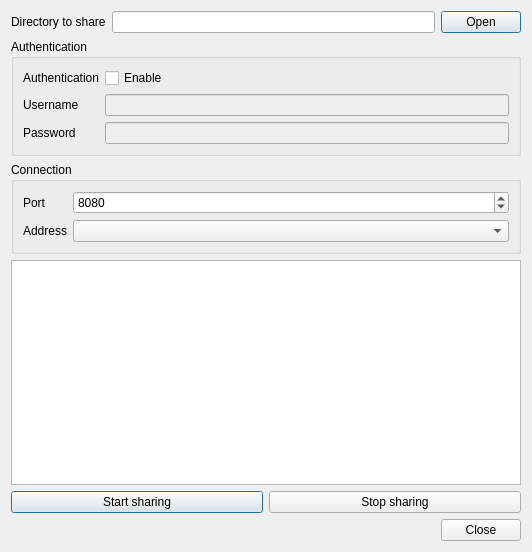
The window that qweborf/main.ui (ltworf/weborf) describes before a commit, drawn with Qt 5.
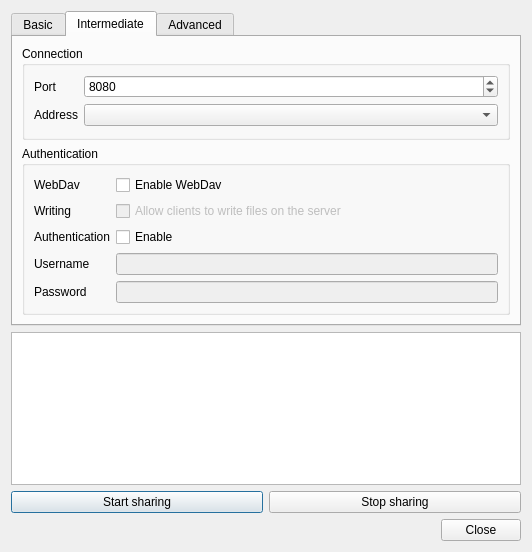
The same window after the commit. The open tabs and pages were chosen to show the change.

Commit message: - Improved GUI - More options - Options passing - Runner for weborf

What changed in the file:
```diff
--- a/qweborf/main.ui
+++ b/qweborf/main.ui
@@ -15,6 +15,16 @@
   </property>
   <layout class="QVBoxLayout" name="verticalLayout_2">
    <item>
+    <widget class="QTabWidget" name="tabWidget">
+     <property name="currentIndex">
+      <number>0</number>
+     </property>
+     <widget class="QWidget" name="tab">
+      <attribute name="title">
+       <string>Basic</string>
+      </attribute>
+      <layout class="QVBoxLayout" name="verticalLayout_3">
+       <item>
     <layout class="QFormLayout" name="formLayout_2">
      <item row="0" column="0">
       <widget class="QLabel" name="label_4">
@@ -49,6 +59,56 @@
      </item>
     </layout>
    </item>
+      </layout>
+     </widget>
+     <widget class="QWidget" name="tab_2">
+      <attribute name="title">
+       <string>Intermediate</string>
+      </attribute>
+      <layout class="QVBoxLayout" name="verticalLayout_4">
+       <item>
+        <widget class="QGroupBox" name="groupBox_2">
+         <property name="title">
+          <string>Connection</string>
+         </property>
+         <layout class="QFormLayout" name="formLayout_3">
+          <item row="0" column="0">
+           <widget class="QLabel" name="label_5">
+            <property name="text">
+             <string>Port</string>
+            </property>
+           </widget>
+          </item>
+          <item row="0" column="1">
+           <widget class="QSpinBox" name="spinPort">
+            <property name="toolTip">
+             <string>Select the port. It must be free and not blocked by a firewall.</string>
+            </property>
+            <property name="maximum">
+             <number>65536</number>
+            </property>
+            <property name="value">
+             <number>8080</number>
+            </property>
+           </widget>
+          </item>
+          <item row="1" column="0">
+           <widget class="QLabel" name="label_6">
+            <property name="text">
+             <string>Address</string>
+            </property>
+           </widget>
+          </item>
+          <item row="1" column="1">
+           <widget class="QComboBox" name="cmbAddress">
+            <property name="toolTip">
+             <string>Select the IP address to bind. Leave the default value if you don't know what this means.</string>
+            </property>
+           </widget>
+          </item>
+         </layout>
+        </widget>
+       </item>
    <item>
     <widget class="QGroupBox" name="groupBox">
      <property name="title">
@@ -61,6 +121,30 @@
          <enum>QFormLayout::ExpandingFieldsGrow</enum>
         </property>
         <item row="0" column="0">
+             <widget class="QLabel" name="label_8">
+              <property name="text">
+               <string>WebDav</string>
+              </property>
+             </widget>
+            </item>
+            <item row="0" column="1">
+             <widget class="QCheckBox" name="chkDav">
+              <property name="toolTip">
+               <string>If checked, clients will be able to mount the shared directory as a DAV share.</string>
+              </property>
+              <property name="text">
+               <string>Enable WebDav</string>
+              </property>
+             </widget>
+            </item>
+            <item row="1" column="0">
+             <widget class="QLabel" name="label_9">
+              <property name="text">
+               <string>Writing</string>
+              </property>
+             </widget>
+            </item>
+            <item row="2" column="0">
          <widget class="QLabel" name="label">
           <property name="text">
            <string>Authentication</string>
@@ -70,21 +154,21 @@
           </property>
          </widget>
         </item>
-        <item row="0" column="1">
-         <widget class="QCheckBox" name="checkBox">
+            <item row="2" column="1">
+             <widget class="QCheckBox" name="chkEnableAuth">
           <property name="text">
            <string>Enable</string>
           </property>
          </widget>
         </item>
-        <item row="1" column="0">
+            <item row="3" column="0">
          <widget class="QLabel" name="label_2">
           <property name="text">
            <string>Username</string>
           </property>
          </widget>
         </item>
-        <item row="1" column="1">
+            <item row="3" column="1">
          <widget class="QLineEdit" name="txtUsername">
           <property name="enabled">
            <bool>false</bool>
@@ -94,14 +178,14 @@
           </property>
          </widget>
         </item>
-        <item row="2" column="0">
+            <item row="4" column="0">
          <widget class="QLabel" name="label_3">
           <property name="text">
            <string>Password</string>
           </property>
          </widget>
         </item>
-        <item row="2" column="1">
+            <item row="4" column="1">
          <widget class="QLineEdit" name="txtPassword">
           <property name="enabled">
            <bool>false</bool>
@@ -114,56 +198,54 @@
           </property>
          </widget>
         </item>
-       </layout>
-      </item>
-     </layout>
-    </widget>
-   </item>
-   <item>
-    <widget class="QGroupBox" name="groupBox_2">
-     <property name="title">
-      <string>Connection</string>
-     </property>
-     <layout class="QFormLayout" name="formLayout_3">
-      <item row="0" column="0">
-       <widget class="QLabel" name="label_5">
-        <property name="text">
-         <string>Port</string>
-        </property>
-       </widget>
-      </item>
-      <item row="0" column="1">
-       <widget class="QSpinBox" name="spinPort">
-        <property name="toolTip">
-         <string>Select the port. It must be free and not blocked by a firewall.</string>
-        </property>
-        <property name="maximum">
-         <number>65536</number>
-        </property>
-        <property name="value">
-         <number>8080</number>
-        </property>
-       </widget>
-      </item>
-      <item row="1" column="0">
-       <widget class="QLabel" name="label_6">
-        <property name="text">
-         <string>Address</string>
-        </property>
-       </widget>
-      </item>
       <item row="1" column="1">
-       <widget class="QComboBox" name="cmbAddress">
+             <widget class="QCheckBox" name="chkWrite">
+              <property name="enabled">
+               <bool>false</bool>
+              </property>
         <property name="toolTip">
-         <string>Select the IP address to bind. Leave the default value if you don't know what this means.</string>
-        </property>
+               <string>If checked, clients will be able to create directories and write file on the server.</string>
+              </property>
+              <property name="text">
+               <string>Allow clients to write files on the server</string>
+              </property>
        </widget>
       </item>
      </layout>
-    </widget>
-   </item>
+          </item>
+         </layout>
+        </widget>
+       </item>
+      </layout>
+     </widget>
+     <widget class="QWidget" name="tab_3">
+      <attribute name="title">
+       <string>Advanced</string>
+      </attribute>
+      <layout class="QVBoxLayout" name="verticalLayout_5">
    <item>
-    <widget class="QPlainTextEdit" name="txtLog"/>
+        <widget class="QLabel" name="label_7">
+         <property name="text">
+          <string>Advanced users are supposed to use the terminal</string>
+         </property>
+        </widget>
+       </item>
+      </layout>
+     </widget>
+    </widget>
+   </item>
+   <item>
+    <widget class="QPlainTextEdit" name="txtLog">
+     <property name="font">
+      <font>
+       <family>DejaVu Sans Mono</family>
+       <pointsize>10</pointsize>
+      </font>
+     </property>
+     <property name="readOnly">
+      <bool>true</bool>
+     </property>
+    </widget>
    </item>
    <item>
     <layout class="QHBoxLayout" name="horizontalLayout_2">
```
Left out of the diff: 29 changed lines with no effect on the pictures. Lines whose indentation alone changed are shown as unchanged. The commit also changes 3 other files.
